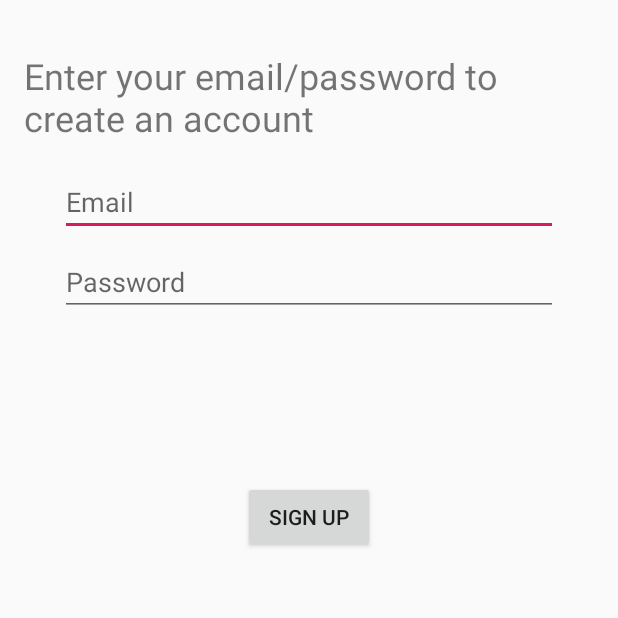
After one commit to alecguilin/CougarPlanner, an Android app: the SignUp screen opened directly, with no data from a screen before it, on a phone screen of 412 x 824 dp, the top half of it. The commit adds this screen. Run offline under Robolectric (Android 15) with nearby library versions, the phone set to English and light mode, and no system bars; our stand-ins replace Firebase (no records; nobody signed in at launch, a user with empty details on screens opened directly).

Commit message:
signup, signout, forgot password
added signup, signout, and forgot password functionality

```diff
--- a/app/src/main/AndroidManifest.xml
+++ b/app/src/main/AndroidManifest.xml
@@ -25,9 +25,8 @@
         <activity
             android:name=".ui.login.LoginActivity"
             android:label="@string/title_activity_login" />
-        <activity android:name=".ActivityTwo" />
         <activity
-            android:name=".Activity2"
+            android:name=".ui.login.SignUp"
             android:label="@string/title_activity_2"
             android:theme="@style/AppTheme.NoActionBar" />
         <activity android:name=".MainActivity">
--- /dev/null
+++ b/app/src/main/java/csusm/cs443/cougarplanner/ui/login/SignUp.kt
@@ -0,0 +1,88 @@
+package csusm.cs443.cougarplanner.ui.login
+
+import android.content.Intent
+import android.os.Bundle
+import android.os.PersistableBundle
+import android.widget.Button
+import android.widget.EditText
+import android.widget.ProgressBar
+import android.widget.Toast
+import androidx.appcompat.app.AppCompatActivity
+import com.google.firebase.auth.FirebaseAuth
+import csusm.cs443.cougarplanner.Logged_in_main_view
+
+import csusm.cs443.cougarplanner.R
+
+//validates correct email syntax
+class EmailValidator {
+    companion object {
+        @JvmStatic
+        val EMAIL_REGEX = "^[A-Za-z](.*)([@]{1})(.{1,})(\\.)(.{1,})";
+
+        fun isEmailValid(email: String): Boolean {
+            return EMAIL_REGEX.toRegex().matches(email);
+        }
+    }
+}
+
+class SignUp : AppCompatActivity() {
+    override fun onCreate(savedInstanceState: Bundle?) {
+        super.onCreate(savedInstanceState)
+        setContentView(R.layout.activity_sign_up)
+
+        // Initialize Firebase Auth
+        val mAuth = FirebaseAuth.getInstance()
+
+        val username = findViewById<EditText>(R.id.username)
+        val password = findViewById<EditText>(R.id.password)
+        val signupbutton = findViewById<Button>(R.id.Login)
+        val pb = findViewById(R.id.loading) as ProgressBar
+
+        signupbutton.setOnClickListener {
+
+            val email: String = username.text.toString()
+            val pass: String =password.text.toString()
+            var attemptSuccess = true
+
+            pb.visibility = ProgressBar.VISIBLE
+
+            if(!EmailValidator.isEmailValid(email)) {
+                Toast.makeText(applicationContext, "Please enter a valid email", Toast.LENGTH_SHORT).show()
+                attemptSuccess = false
+            }
+            if (pass.trim().length < 5){
+                Toast.makeText(applicationContext, "Password must be at least five characters long", Toast.LENGTH_SHORT).show()
+                attemptSuccess = false
+            }
+
+            if (attemptSuccess == true)
+            {
+                mAuth.createUserWithEmailAndPassword(email, pass).addOnCompleteListener(this) { task ->
+                    if (task.isSuccessful) {
+
+                        // Sign in success
+                        Toast.makeText(applicationContext, "Sign Up Success!", Toast.LENGTH_SHORT).show()
+
+                        //remove progress bar
+                        pb.visibility = ProgressBar.INVISIBLE
+
+                        //once successfully logged in, logged_in_main_view becomes the new root activity
+                        //this removes the ability for the user to use the back button to access the previous 2 activities
+
+                        //when user re opens app they are brought back to the beginning, requiring another log in
+                        //we can change this implementation later
+
+                        val intent = Intent(this, Logged_in_main_view::class.java)
+                        intent.addFlags(Intent.FLAG_ACTIVITY_NEW_TASK)
+                        intent.addFlags(Intent.FLAG_ACTIVITY_CLEAR_TASK)
+                        startActivity(intent)
+                    } else {
+                        pb.visibility = ProgressBar.INVISIBLE
+                        Toast.makeText(applicationContext, "Could not create account. Please try again later.", Toast.LENGTH_SHORT).show()
+                    }
+                }
+            }
+            pb.visibility = ProgressBar.INVISIBLE
+        }
+    }
+}
--- /dev/null
+++ b/app/src/main/res/layout/activity_sign_up.xml
@@ -0,0 +1,90 @@
+<?xml version="1.0" encoding="utf-8"?>
+<androidx.constraintlayout.widget.ConstraintLayout xmlns:android="http://schemas.android.com/apk/res/android"
+    xmlns:app="http://schemas.android.com/apk/res-auto"
+    xmlns:tools="http://schemas.android.com/tools"
+    android:id="@+id/container"
+    android:layout_width="match_parent"
+    android:layout_height="match_parent"
+    android:paddingLeft="@dimen/activity_horizontal_margin"
+    android:paddingTop="@dimen/activity_vertical_margin"
+    android:paddingRight="@dimen/activity_horizontal_margin"
+    android:paddingBottom="@dimen/activity_vertical_margin"
+    tools:context=".ui.login.LoginActivity">
+
+    <EditText
+        android:id="@+id/username"
+        android:layout_width="0dp"
+        android:layout_height="wrap_content"
+        android:layout_marginStart="24dp"
+        android:layout_marginTop="96dp"
+        android:layout_marginEnd="24dp"
+
+        android:hint="@string/prompt_email"
+        android:inputType="textEmailAddress"
+        android:selectAllOnFocus="true"
+        app:layout_constraintEnd_toEndOf="parent"
+        app:layout_constraintStart_toStartOf="parent"
+        app:layout_constraintTop_toTopOf="parent" />
+
+    <EditText
+        android:id="@+id/password"
+        android:layout_width="0dp"
+        android:layout_height="wrap_content"
+        android:layout_marginStart="24dp"
+        android:layout_marginTop="8dp"
+        android:layout_marginEnd="24dp"
+
+        android:hint="@string/prompt_password"
+        android:imeActionLabel="@string/action_sign_in_short"
+        android:imeOptions="actionDone"
+        android:inputType="textPassword"
+        android:selectAllOnFocus="true"
+        app:layout_constraintEnd_toEndOf="parent"
+        app:layout_constraintStart_toStartOf="parent"
+        app:layout_constraintTop_toBottomOf="@+id/username" />
+
+    <Button
+        android:id="@+id/Login"
+        android:layout_width="wrap_content"
+        android:layout_height="wrap_content"
+        android:layout_gravity="start"
+        android:layout_marginStart="48dp"
+        android:layout_marginTop="16dp"
+        android:layout_marginEnd="48dp"
+        android:layout_marginBottom="64dp"
+        android:enabled="true"
+        android:text="Sign Up"
+        app:layout_constraintBottom_toBottomOf="parent"
+        app:layout_constraintEnd_toEndOf="parent"
+        app:layout_constraintStart_toStartOf="parent"
+        app:layout_constraintTop_toBottomOf="@+id/password"
+        app:layout_constraintVertical_bias="0.2" />
+
+    <ProgressBar
+        android:id="@+id/loading"
+        android:layout_width="wrap_content"
+        android:layout_height="wrap_content"
+        android:layout_gravity="center"
+        android:layout_marginStart="32dp"
+        android:layout_marginTop="64dp"
+        android:layout_marginEnd="32dp"
+        android:layout_marginBottom="64dp"
+        android:visibility="invisible"
+        app:layout_constraintBottom_toBottomOf="parent"
+        app:layout_constraintEnd_toEndOf="@+id/password"
+        app:layout_constraintStart_toStartOf="@+id/password"
+        app:layout_constraintTop_toTopOf="parent"
+        app:layout_constraintVertical_bias="0.3" />
+
+    <TextView
+        android:id="@+id/loginLabel"
+        android:layout_width="wrap_content"
+        android:layout_height="wrap_content"
+        android:text="Enter your email/password to create an account"
+        android:textSize="24sp"
+        app:layout_constraintBottom_toTopOf="@+id/username"
+        app:layout_constraintEnd_toEndOf="parent"
+        app:layout_constraintStart_toStartOf="parent"
+        app:layout_constraintTop_toTopOf="parent" />
+
+</androidx.constraintlayout.widget.ConstraintLayout>
--- a/build.gradle
+++ b/build.gradle
@@ -11,6 +11,7 @@ buildscript {
         classpath 'com.android.tools.build:gradle:3.5.0'
         classpath "org.jetbrains.kotlin:kotlin-gradle-plugin:$kotlin_version"
         classpath 'com.google.gms:google-services:4.2.0'
+        //implementation "androidx.constraintlayout:constraintlayout:2.0.0-beta3"
         // NOTE: Do not place your application dependencies here; they belong
         // in the individual module build.gradle files
     }
```
Also changed, not shown: app/src/main/java/csusm/cs443/cougarplanner/Logged_in_main_view.kt (+21 -0 lines), app/src/main/java/csusm/cs443/cougarplanner/MainActivity.kt (+20 -1 lines), app/src/main/java/csusm/cs443/cougarplanner/ui/login/LoginActivity.kt (+24 -7 lines), app/src/main/res/layout/activity_logged_in_main_view.xml (+13 -0 lines), app/src/main/res/layout/activity_login.xml (+15 -2 lines), app/src/main/res/layout/activity_main.xml (+15 -2 lines), 2 other files.
